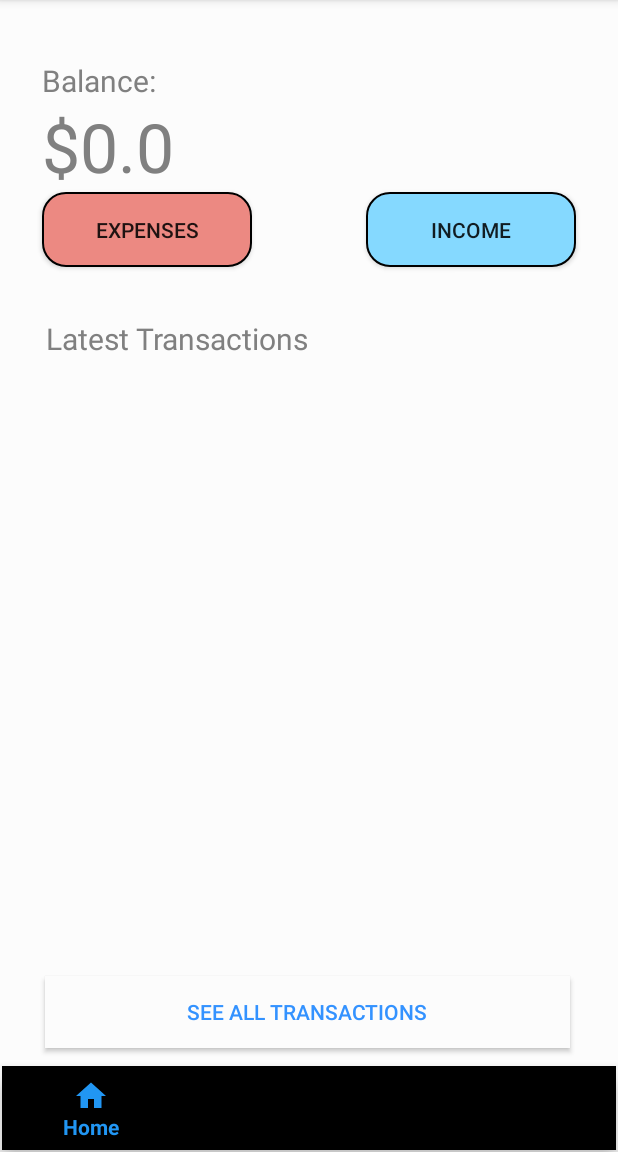
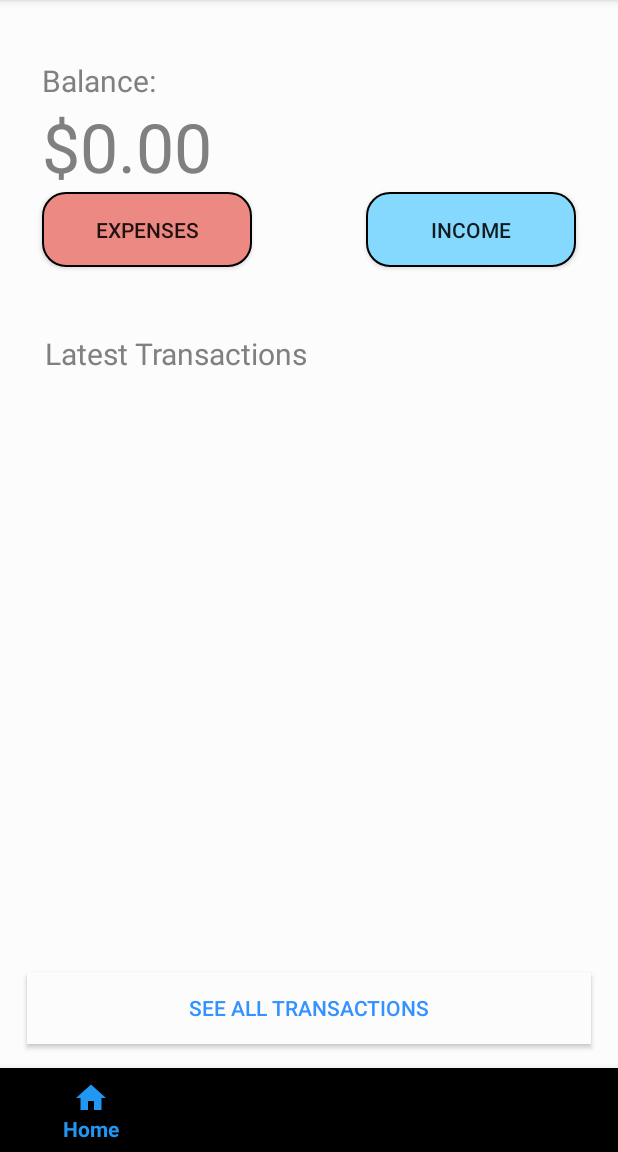
Before and after one commit to zuodanlee/MAD_Team4_Finance_Tracker, an Android app: the screen it shows after launch (MainActivity), on a phone screen of 412 x 824 dp, the part 84-1236 px from its top. Run offline under Robolectric (Android 15) with nearby library versions, the phone set to English and light mode, and no system bars.

Commit message:
- Fixed problem where balance would show an arbitrary number of decimal places - Cleared a bunch of unused imports - Minor change to searchView of history activity - Fixed some constraints in main activity and history activity

```diff
--- a/app/src/main/java/sg/edu/np/financetracker2/MainActivity.java
+++ b/app/src/main/java/sg/edu/np/financetracker2/MainActivity.java
@@ -29,6 +29,7 @@ import java.io.InputStreamReader;
 import java.io.OutputStreamWriter;
 import java.lang.Math;
 import java.lang.reflect.Type;
+import java.text.DecimalFormat;
 import java.util.ArrayList;
 
 public class MainActivity extends AppCompatActivity {
@@ -60,8 +61,6 @@ public class MainActivity extends AppCompatActivity {
             @Override
             public void onClick(View v) {
                 Intent spendPage = new Intent(MainActivity.this, SpendActivity.class);
-                //spendPage.putExtra("balanceAmount", balanceAmount);
-                //Log.v(TAG,"Sending data : " + balanceAmount);
                 startActivity(spendPage);
                 finish();
             }
@@ -71,8 +70,6 @@ public class MainActivity extends AppCompatActivity {
             @Override
             public void onClick(View v) {
                 Intent receivePage = new Intent(MainActivity.this, ReceiveActivity.class);
-                //receivePage.putExtra("balanceAmount", balanceAmount);
-                //Log.v(TAG,"Sending data : " + balanceAmount);
                 startActivity(receivePage);
                 finish();
             }
@@ -158,13 +155,17 @@ public class MainActivity extends AppCompatActivity {
         Log.v(TAG, "Balance: " + balanceAmount);
         Log.v(TAG, "Displaying balance...");
         Double displayAmount = Math.abs(balanceAmount);
+        String displayString;
 
         if (balanceAmount >= 0){
-            balance.setText("$" + displayAmount);
+            DecimalFormat df = new DecimalFormat("0.00");
+            displayString = "$" + df.format(displayAmount);
         }
         else{
-            balance.setText("-$" + displayAmount);
+            DecimalFormat df = new DecimalFormat("0.00");
+            displayString = "-$" + df.format(displayAmount);
         }
+        balance.setText(displayString);
     }
     private void saveData(){
         SharedPreferences sharedPreferences = getSharedPreferences("shared preferences", MODE_PRIVATE);
--- a/app/src/main/java/sg/edu/np/financetracker2/ReceiveActivity.java
+++ b/app/src/main/java/sg/edu/np/financetracker2/ReceiveActivity.java
@@ -7,19 +7,14 @@ import androidx.recyclerview.widget.RecyclerView;
 
 import android.content.Context;
 import android.content.Intent;
-import android.nfc.Tag;
 import android.os.Bundle;
 import android.util.Log;
 import android.view.View;
-import android.view.inputmethod.InputMethodManager;
 import android.widget.Button;
 import android.widget.EditText;
 import android.widget.ImageButton;
-import android.widget.ImageSwitcher;
 import android.widget.TextView;
 import android.widget.Toast;
-
-import org.w3c.dom.Text;
 
 import java.io.BufferedReader;
 import java.io.IOException;
@@ -29,7 +24,6 @@ import java.io.OutputStreamWriter;
 import java.text.DateFormat;
 import java.util.ArrayList;
 import java.util.Calendar;
-import java.util.Locale;
 
 public class ReceiveActivity extends AppCompatActivity implements recycleViewHolderCategory.OnCategoryListener {
     sharedPref sharedPref;
--- a/app/src/main/java/sg/edu/np/financetracker2/SpendActivity.java
+++ b/app/src/main/java/sg/edu/np/financetracker2/SpendActivity.java
@@ -15,8 +15,6 @@ import android.widget.EditText;
 import android.widget.ImageButton;
 import android.widget.TextView;
 import android.widget.Toast;
-
-import org.w3c.dom.Text;
 
 import java.io.BufferedReader;
 import java.io.IOException;
--- a/app/src/main/java/sg/edu/np/financetracker2/TransactionHistoryActivity.java
+++ b/app/src/main/java/sg/edu/np/financetracker2/TransactionHistoryActivity.java
@@ -91,7 +91,7 @@ public class TransactionHistoryActivity extends AppCompatActivity {
     @Override
     public boolean onCreateOptionsMenu(Menu menu) {
         MenuInflater inflater = getMenuInflater();
-        inflater.inflate(R.menu.search_menu,menu);
+        inflater.inflate(R.menu.search_menu, menu);
 
         MenuItem searchItem = menu.findItem(R.id.search);
         SearchView searchView = (SearchView) searchItem.getActionView();
--- a/app/src/main/java/sg/edu/np/financetracker2/recycleViewAdaptorCategory.java
+++ b/app/src/main/java/sg/edu/np/financetracker2/recycleViewAdaptorCategory.java
@@ -1,12 +1,8 @@
 package sg.edu.np.financetracker2;
 
-import android.content.Intent;
-import android.nfc.Tag;
-import android.util.Log;
 import android.view.LayoutInflater;
 import android.view.View;
 import android.view.ViewGroup;
-import android.widget.EditText;
 
 import androidx.annotation.NonNull;
 import androidx.recyclerview.widget.RecyclerView;
--- a/app/src/main/java/sg/edu/np/financetracker2/recycleViewHolderCategory.java
+++ b/app/src/main/java/sg/edu/np/financetracker2/recycleViewHolderCategory.java
@@ -3,7 +3,6 @@ package sg.edu.np.financetracker2;
 import android.view.View;
 import android.widget.Button;
 
-import androidx.constraintlayout.widget.ConstraintLayout;
 import androidx.recyclerview.widget.RecyclerView;
 
 public class recycleViewHolderCategory extends RecyclerView.ViewHolder implements View.OnClickListener {
--- a/app/src/main/res/layout/activity_main.xml
+++ b/app/src/main/res/layout/activity_main.xml
@@ -11,11 +11,9 @@
         android:id="@+id/bottomNavigationView"
         android:layout_width="0dp"
         android:layout_height="wrap_content"
-        android:layout_marginStart="1dp"
-        android:layout_marginEnd="1dp"
-        android:layout_marginBottom="1dp"
         app:layout_constraintBottom_toBottomOf="parent"
         app:layout_constraintEnd_toEndOf="parent"
+        app:layout_constraintHorizontal_bias="0.0"
         app:layout_constraintStart_toStartOf="parent"
         app:menu="@menu/bottom_nav_menu" />
 
@@ -67,8 +65,7 @@
         android:id="@+id/rvHistory"
         android:layout_width="350dp"
         android:layout_height="300dp"
-        android:layout_marginBottom="40dp"
-        app:layout_constraintBottom_toTopOf="@+id/bottomNavigationView"
+        app:layout_constraintBottom_toTopOf="@+id/seeAllTransactionButton"
         app:layout_constraintEnd_toEndOf="parent"
         app:layout_constraintHorizontal_bias="0.488"
         app:layout_constraintStart_toStartOf="parent"
@@ -78,29 +75,30 @@
 
     <Button
         android:id="@+id/seeAllTransactionButton"
-        android:layout_width="350dp"
+        android:layout_width="0dp"
         android:layout_height="wrap_content"
+        android:layout_marginStart="18dp"
+        android:layout_marginEnd="18dp"
+        android:layout_marginBottom="16dp"
         android:background="?attr/backgroundcolor"
         android:text="See all transactions"
         android:textColor="#3392FF"
-        app:layout_constraintBottom_toBottomOf="parent"
+        app:layout_constraintBottom_toTopOf="@+id/bottomNavigationView"
         app:layout_constraintEnd_toEndOf="parent"
-        app:layout_constraintHorizontal_bias="0.488"
-        app:layout_constraintStart_toStartOf="parent"
-        app:layout_constraintTop_toTopOf="parent"
-        app:layout_constraintVertical_bias="0.904" />
+        app:layout_constraintHorizontal_bias="1.0"
+        app:layout_constraintStart_toStartOf="parent" />
 
     <TextView
         android:id="@+id/transactionTextView"
-        android:layout_width="350dp"
+        android:layout_width="0dp"
         android:layout_height="35dp"
-        android:layout_marginTop="212dp"
+        android:layout_marginTop="44dp"
+        android:text="Latest Transactions"
+        android:textColor="?attr/textcolor"
         android:textSize="20dp"
-        android:textColor="?attr/textcolor"
-        android:text="Latest Transactions"
-        app:layout_constraintEnd_toEndOf="parent"
-        app:layout_constraintHorizontal_bias="0.498"
-        app:layout_constraintStart_toStartOf="parent"
-        app:layout_constraintTop_toTopOf="parent" />
+        app:layout_constraintEnd_toEndOf="@+id/rvHistory"
+        app:layout_constraintHorizontal_bias="0.0"
+        app:layout_constraintStart_toStartOf="@+id/rvHistory"
+        app:layout_constraintTop_toBottomOf="@+id/buttonSpend" />
 
 </androidx.constraintlayout.widget.ConstraintLayout>
--- a/app/src/main/res/menu/search_menu.xml
+++ b/app/src/main/res/menu/search_menu.xml
@@ -5,6 +5,6 @@
         android:id="@+id/search"
         android:icon="@drawable/ic_search"
         android:title="Search"
-        app:showAsAction="ifRoom|collapseActionView"
-        app:actionViewClass="android.widget.SearchView"/>
+        app:showAsAction="ifRoom"
+        app:actionViewClass="android.widget.SearchView" />
 </menu>
```
Also changed, not shown: app/src/main/java/sg/edu/np/financetracker2/SettingActivity.java (+0 -7 lines), app/src/main/java/sg/edu/np/financetracker2/recycleViewAdaptorHistory.java (+4 -6 lines), app/src/main/res/layout/activity_transaction_history.xml (+9 -10 lines).
